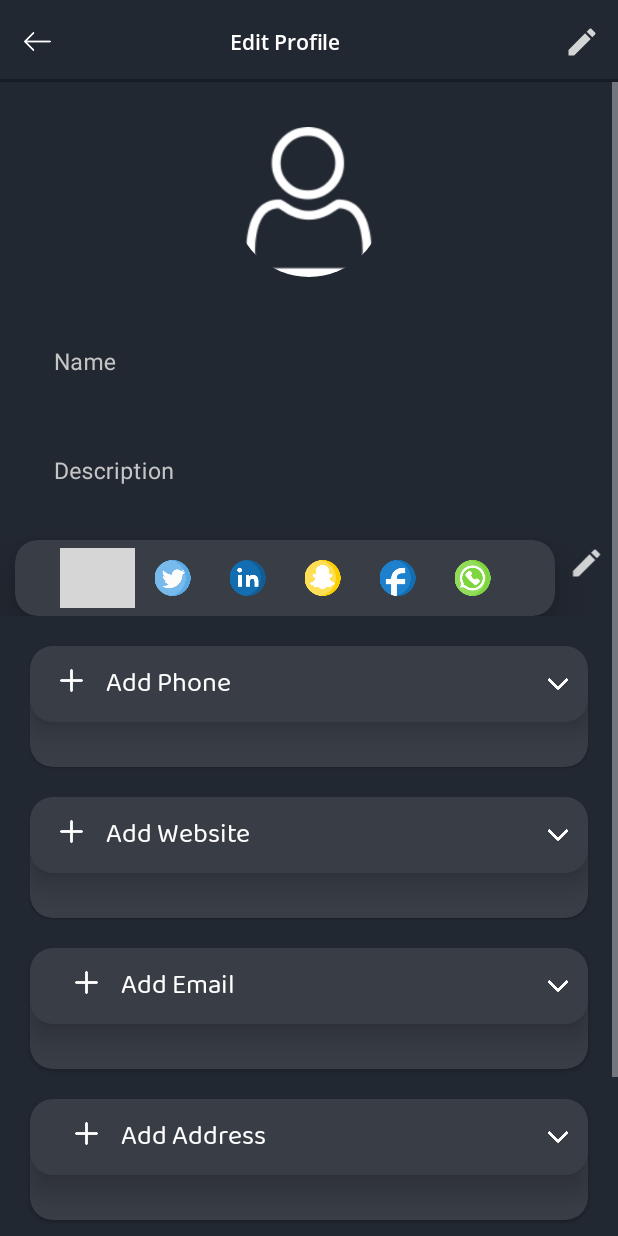
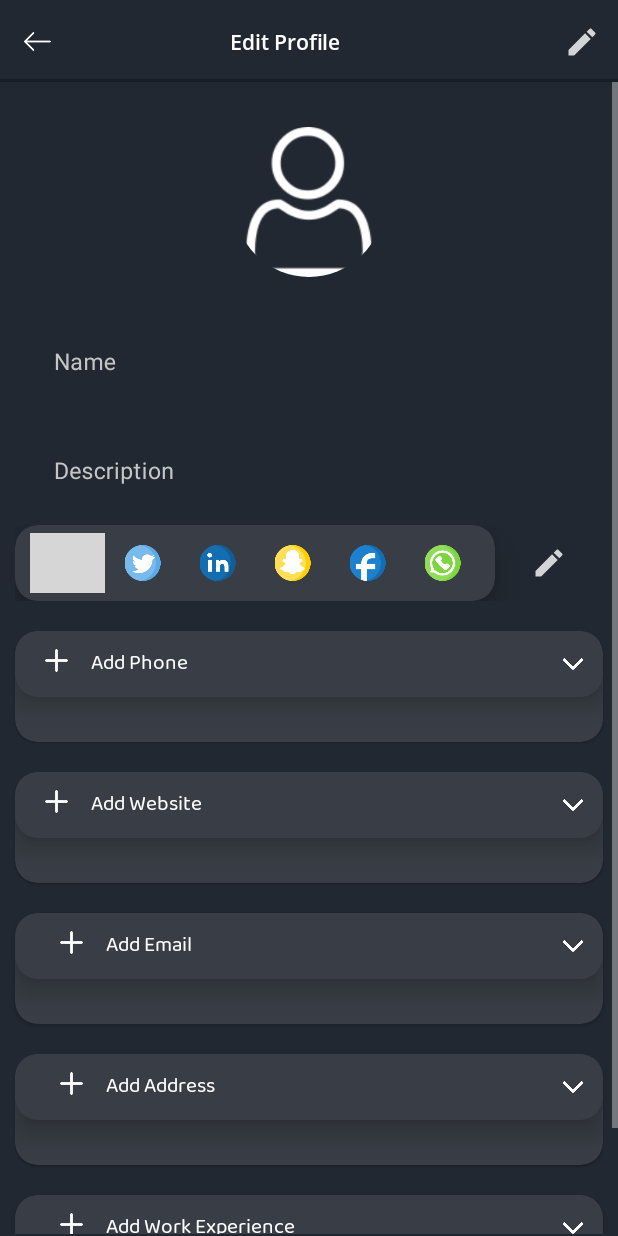
Before and after one commit to pkrmehta/EcardLatest, an Android app: the EditProfile screen opened directly, with no data from a screen before it, on a phone screen of 412 x 824 dp. Run offline under Robolectric (Android 15) with nearby library versions, the phone set to English and light mode, and no system bars; our stand-ins replace CircleImageView, Firebase (no records; nobody signed in at launch, a user with empty details on screens opened directly), Picasso; libraries missing offline, so code that uses them is left out: com.theartofdev.edmodo, id.zelory.compressor; pictures from the network do not load; 4 statements that could not run were skipped; grey boxes are pictures that could not be loaded.

Commit message:
padding and margin

```diff
--- a/app/src/main/res/layout/activity_edit_profile.xml
+++ b/app/src/main/res/layout/activity_edit_profile.xml
@@ -102,13 +102,13 @@
             <LinearLayout
                 android:layout_width="match_parent"
                 android:layout_height="wrap_content"
+                android:layout_marginHorizontal="10dp"
+                android:layout_marginTop="10dp"
                 android:orientation="horizontal">
 
                 <androidx.cardview.widget.CardView
-                    android:layout_marginLeft="10dp"
                     android:layout_width="wrap_content"
                     android:layout_height="wrap_content"
-                    android:layout_marginTop="20dp"
                     app:cardBackgroundColor="@color/myDarkLight"
                     app:cardCornerRadius="15dp"
                     app:cardElevation="15dp">
@@ -118,7 +118,7 @@
                         android:layout_height="wrap_content"
                         android:gravity="center_vertical"
                         android:orientation="horizontal"
-                        android:paddingHorizontal="30dp"
+                        android:paddingHorizontal="10dp"
                         android:paddingVertical="5dp"
                         android:weightSum="6">
 
@@ -181,25 +181,19 @@
                             android:padding="8dp"
                             android:scaleType="fitCenter"
                             android:src="@drawable/whatsappc1" />
-
-
                     </LinearLayout>
-
-
                 </androidx.cardview.widget.CardView>
-
                 <ImageButton
+                    android:id="@+id/editProfile_socialEdit"
+                    android:layout_width="0dp"
+                    android:layout_height="40dp"
                     android:layout_gravity="center_vertical"
-                    android:id="@+id/editProfile_socialEdit"
-                    android:layout_width="50dp"
-                    android:layout_height="40dp"
                     android:layout_weight="1"
                     android:background="?attr/selectableItemBackgroundBorderless"
                     android:padding="8dp"
                     android:scaleType="fitCenter"
-                    android:src="@drawable/ic_action_edit" />
-
-
+                    android:src="@drawable/ic_action_edit"
+                    android:visibility="visible" />
             </LinearLayout>
 
 
@@ -212,7 +206,7 @@
 
                 android:layout_width="match_parent"
                 android:layout_height="wrap_content"
-                android:layout_marginHorizontal="20dp"
+                android:layout_marginHorizontal="10dp"
                 android:layout_marginTop="20dp"
                 android:elevation="10dp"
                 app:cardBackgroundColor="@color/myDarkLight"
@@ -269,7 +263,7 @@
                                 android:fontFamily="@font/balooda_regular"
                                 android:text="Add Phone"
                                 android:textColor="@android:color/white"
-                                android:textSize="18dp" />
+                                android:textSize="14sp" />
 
 
                         </LinearLayout>
@@ -290,10 +284,9 @@
             </com.google.android.material.card.MaterialCardView>
 
             <com.google.android.material.card.MaterialCardView
-
                 android:layout_width="match_parent"
                 android:layout_height="wrap_content"
-                android:layout_marginHorizontal="20dp"
+                android:layout_marginHorizontal="10dp"
                 android:layout_marginTop="20dp"
                 android:elevation="10dp"
                 app:cardBackgroundColor="@color/myDarkLight"
@@ -350,7 +343,7 @@
                                 android:fontFamily="@font/balooda_regular"
                                 android:text="Add Website"
                                 android:textColor="@android:color/white"
-                                android:textSize="18dp" />
+                                android:textSize="14sp" />
 
 
                         </LinearLayout>
@@ -374,7 +367,7 @@
 
                 android:layout_width="match_parent"
                 android:layout_height="wrap_content"
-                android:layout_marginHorizontal="20dp"
+                android:layout_marginHorizontal="10dp"
                 android:layout_marginTop="20dp"
                 android:elevation="10dp"
                 app:cardBackgroundColor="@color/myDarkLight"
@@ -430,7 +423,7 @@
                                 android:fontFamily="@font/balooda_regular"
                                 android:text="Add Email"
                                 android:textColor="@android:color/white"
-                                android:textSize="18dp" />
+                                android:textSize="14sp" />
 
 
                         </LinearLayout>
@@ -454,7 +447,7 @@
 
                 android:layout_width="match_parent"
                 android:layout_height="wrap_content"
-                android:layout_marginHorizontal="20dp"
+                android:layout_marginHorizontal="10dp"
                 android:layout_marginTop="20dp"
                 android:elevation="10dp"
                 app:cardBackgroundColor="@color/myDarkLight"
@@ -509,7 +502,7 @@
                                 android:fontFamily="@font/balooda_regular"
                                 android:text="Add Address"
                                 android:textColor="@android:color/white"
-                                android:textSize="18dp" />
+                                android:textSize="14sp" />
 
 
                         </LinearLayout>
@@ -533,7 +526,7 @@
                 android:layout_marginBottom="30dp"
                 android:layout_width="match_parent"
                 android:layout_height="wrap_content"
-                android:layout_marginHorizontal="20dp"
+                android:layout_marginHorizontal="10dp"
                 android:layout_marginTop="20dp"
                 android:elevation="10dp"
                 app:cardBackgroundColor="@color/myDarkLight"
@@ -588,7 +581,7 @@
                                 android:fontFamily="@font/balooda_regular"
                                 android:text="Add Work Experience"
                                 android:textColor="@android:color/white"
-                                android:textSize="18dp" />
+                                android:textSize="14sp" />
 
 
                         </LinearLayout>
```
Also changed, not shown: app/src/main/res/layout/activity_main.xml (+7 -9 lines), app/src/main/res/layout/list_address.xml (+2 -8 lines), app/src/main/res/layout/list_email.xml (+2 -8 lines), app/src/main/res/layout/list_phone.xml (+2 -8 lines), app/src/main/res/layout/list_website.xml (+2 -8 lines), app/src/main/res/layout/list_work_experience.xml (+2 -9 lines).
